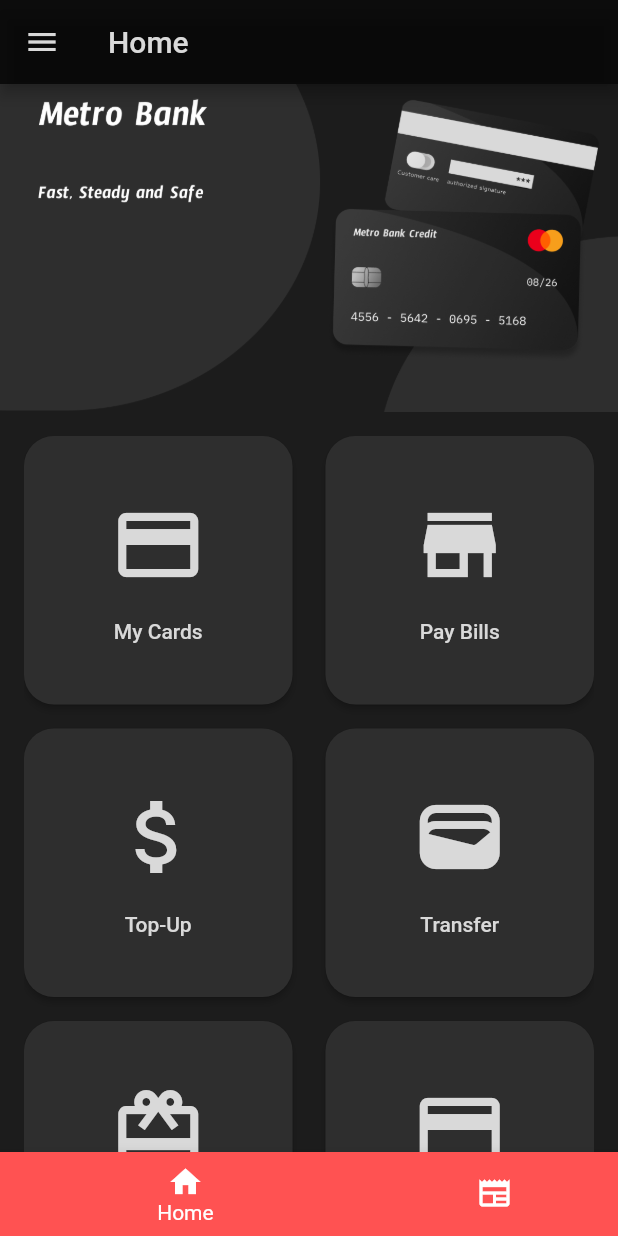
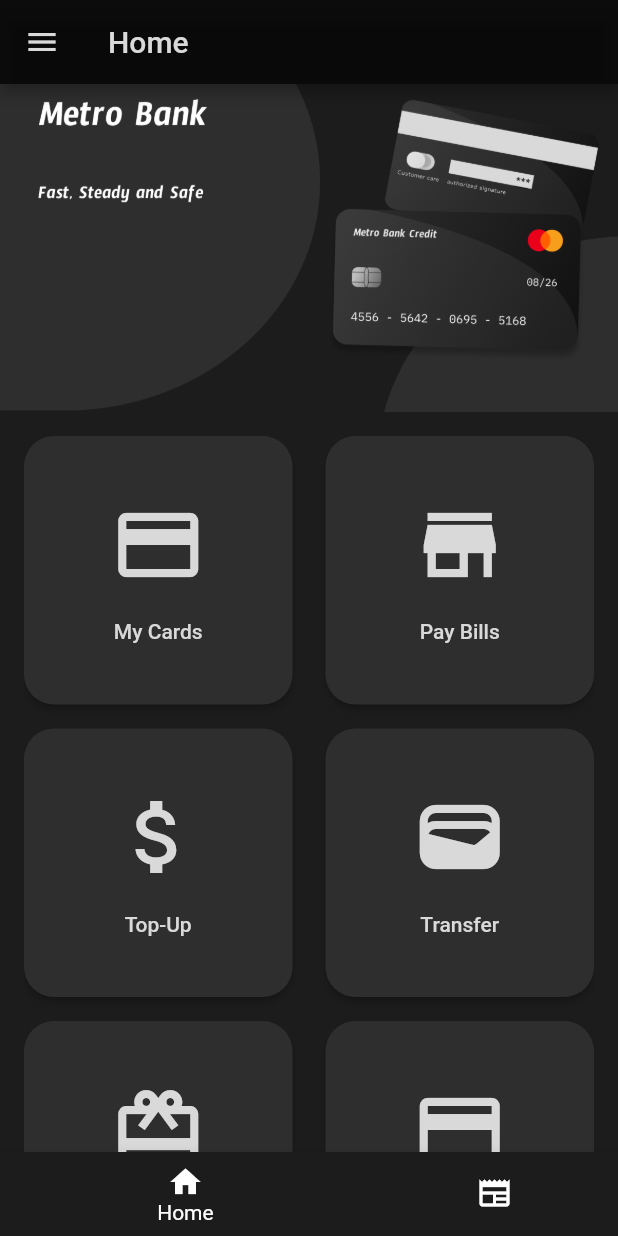
Before and after one commit to MoeZalzala11/Metro_Bank_0.1, a Flutter app: the screen it shows after launch, on a phone screen of 412 x 824 dp. Run offline on Flutter 3.47's test engine with Material 2 defaults, Android fonts, the phone set to English and light mode, and no system bars.

Commit message:
adjust bottom navigation bar color

```diff
--- a/lib/main.dart
+++ b/lib/main.dart
@@ -64,12 +64,12 @@
               icon: Icon(Icons.home_outlined),
               activeIcon: Icon(Icons.home),
               label: 'Home',
-              backgroundColor: Colors.redAccent),
+              backgroundColor: Color(0xff1C1C1C)),
           BottomNavigationBarItem(
             icon: Icon(Icons.newspaper_outlined),
             activeIcon: Icon(Icons.newspaper),
             label: 'News',
-            backgroundColor: Colors.blue
+            backgroundColor: Color(0xff1C1C1C)
           )
         ],
       ),
```
